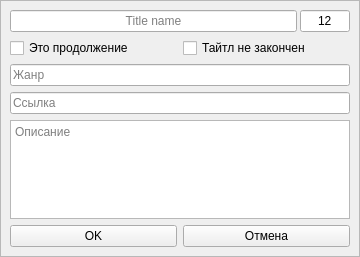
Qt form Python/PlayListStore_4.0/GUI/AddTitleForm.ui (Kamikoto-sama/Kamis-Code) before a commit.
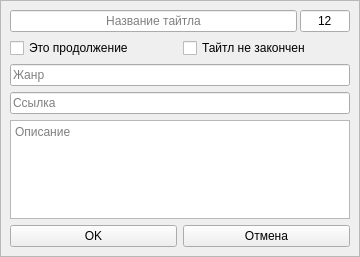
The same form after that commit.

```diff
--- a/Python/PlayListStore_4.0/GUI/AddTitleForm.ui
+++ b/Python/PlayListStore_4.0/GUI/AddTitleForm.ui
@@ -52,7 +52,7 @@
            <set>Qt::AlignCenter</set>
           </property>
           <property name="placeholderText">
-           <string>Title name</string>
+           <string>Название тайтла</string>
           </property>
          </widget>
         </item>
```
Left out of the diff: 5 changed lines with no effect on the pictures.
